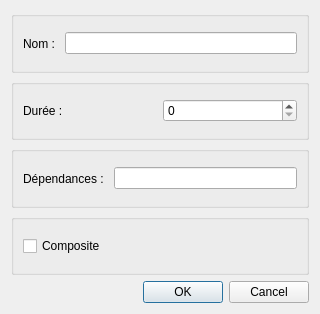
This is TaskManagement/addtasks.ui in Silvec-aka/QtApp as Qt 5 draws it before an edit. The edited form follows.
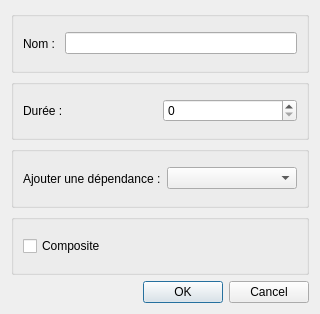
This is the edited form.

Commit message: detect combobox

The edit to the form file:
```diff
--- a/TaskManagement/addtasks.ui
+++ b/TaskManagement/addtasks.ui
@@ -61,12 +61,12 @@
       <item>
        <widget class="QLabel" name="label_3">
         <property name="text">
-         <string>Dépendances : </string>
+         <string>Ajouter une dépendance :</string>
         </property>
        </widget>
       </item>
       <item>
-       <widget class="QLineEdit" name="dependanceString"/>
+       <widget class="QComboBox" name="dependanceBox"/>
       </item>
      </layout>
     </widget>
```
The commit also changes 3 other files.
